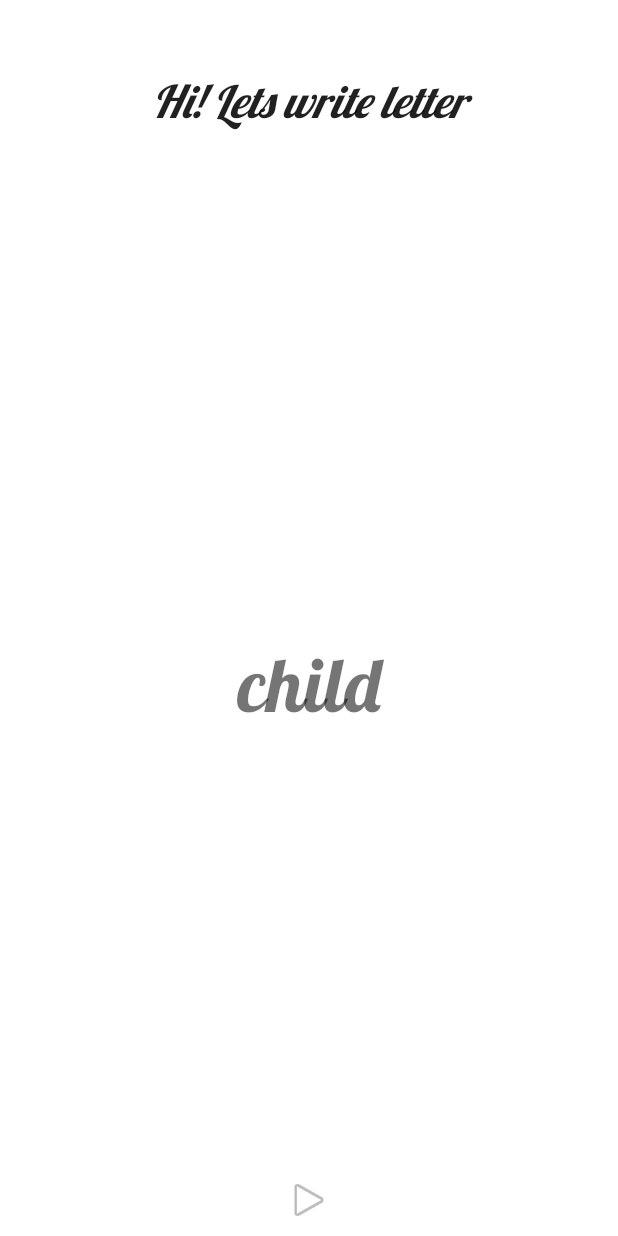
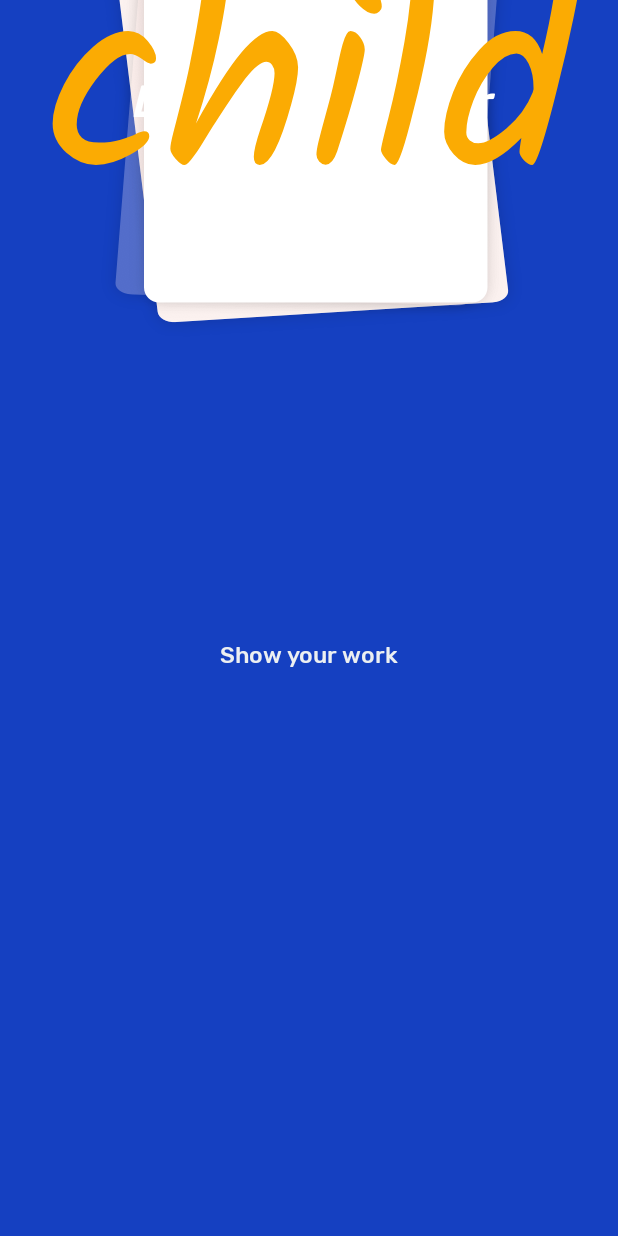
Before and after one commit to vitabr/Ottie, an Android app: the PlayActivity screen opened directly, with no data from a screen before it, on a phone screen of 412 x 824 dp. Run offline under Robolectric (Android 15) with nearby library versions, the phone set to English and light mode, and no system bars; libraries missing offline, so code that uses them is left out: com.google.firebase.ml; 1 statement that could not run was skipped.

Commit message:
katya: play activity ui added

```diff
--- a/app/src/main/res/layout/activity_play.xml
+++ b/app/src/main/res/layout/activity_play.xml
@@ -5,8 +5,25 @@
     android:layout_width="match_parent"
     android:layout_height="match_parent"
     tools:context=".activities.PlayActivity"
-    android:background="#FFFFFF"
+    android:background="#1540c1"
     >
+
+    <View
+        android:id="@+id/background"
+        android:layout_width="286dp"
+        android:layout_height="320dp"
+        android:layout_marginEnd="8dp"
+        android:background="@drawable/letter_bg"
+        app:layout_constraintEnd_toEndOf="@+id/container"
+        app:layout_constraintHorizontal_bias="0.529"
+        app:layout_constraintStart_toStartOf="@+id/container"
+        app:layout_constraintTop_toTopOf="@+id/container"
+        app:layout_constraintBottom_toBottomOf="@+id/container"
+
+        tools:layout_editor_absoluteY="205dp">
+
+    </View>
+
 
     <TextView
         android:id="@+id/tv_title"
@@ -15,10 +32,11 @@
         android:layout_marginStart="8dp"
         android:layout_marginTop="8dp"
         android:layout_marginEnd="8dp"
-        android:fontFamily="@font/lobster"
+        android:fontFamily="@font/rubik_medium"
         android:gravity="center"
-        android:text="Hi! Lets write letter"
+        android:text="Let's write letter"
         android:textAppearance="@style/TextAppearance.AppCompat.Headline"
+        android:textColor="#ffffff"
         android:textSize="30sp"
         android:textStyle="italic"
         android:typeface="sans"
@@ -27,19 +45,18 @@
         app:layout_constraintTop_toTopOf="parent"
         tools:text="Lets write letter" />
 
-
     <ImageView
         android:id="@+id/iv_start_camera"
         android:layout_width="wrap_content"
         android:layout_height="wrap_content"
         android:layout_marginStart="8dp"
         android:layout_marginEnd="8dp"
-        android:layout_marginBottom="8dp"
-        app:layout_constraintBottom_toBottomOf="parent"
+        android:onClick="dispatchTakePictureIntent"
         app:layout_constraintEnd_toEndOf="parent"
+        app:layout_constraintHorizontal_bias="0.498"
         app:layout_constraintStart_toStartOf="parent"
-        app:srcCompat="@android:drawable/ic_media_play"
-        android:onClick="dispatchTakePictureIntent"/>
+        app:srcCompat="@drawable/ic_camera_nurmal"
+        tools:layout_editor_absoluteY="567dp" />
 
     <include
         android:id="@+id/view_positive"
@@ -67,10 +84,8 @@
         android:visibility="invisible"
         app:layout_constraintBottom_toBottomOf="parent"
         app:layout_constraintEnd_toEndOf="parent"
-        app:layout_constraintHorizontal_bias="0.0"
         app:layout_constraintStart_toStartOf="parent"
-        app:layout_constraintTop_toTopOf="parent"
-        app:layout_constraintVertical_bias="0.0" />
+        app:layout_constraintTop_toTopOf="parent" />
 
     <TextView
         android:id="@+id/container"
@@ -80,14 +95,31 @@
         android:layout_marginTop="8dp"
         android:layout_marginEnd="8dp"
         android:layout_marginBottom="8dp"
+        android:fontFamily="@font/kalam"
+        android:gravity="center"
         android:padding="8dp"
-        android:gravity="center"
-        android:fontFamily="@font/lobster"
-        android:text="TextView"
-        android:textSize="50sp"
+        android:text="@string/word_from_container"
+        android:textColor="#fbab03"
+        android:textSize="180sp"
         app:layout_constraintBottom_toTopOf="@+id/iv_start_camera"
         app:layout_constraintEnd_toEndOf="parent"
         app:layout_constraintStart_toStartOf="parent"
         app:layout_constraintTop_toBottomOf="@+id/tv_title" />
 
+    <TextView
+        android:layout_width="wrap_content"
+        android:layout_height="17dp"
+        android:layout_marginStart="8dp"
+        android:layout_marginTop="8dp"
+        android:layout_marginEnd="8dp"
+        android:layout_marginBottom="32dp"
+        android:fontFamily="@font/rubik_medium"
+        android:text="Show your work"
+        android:textColor="@color/colorAccent"
+        android:textSize="15sp"
+        app:layout_constraintBottom_toBottomOf="@+id/progress_bar"
+        app:layout_constraintEnd_toEndOf="parent"
+        app:layout_constraintStart_toStartOf="parent"
+        app:layout_constraintTop_toBottomOf="@+id/iv_start_camera" />
+
 </android.support.constraint.ConstraintLayout>
--- a/app/src/main/res/values/strings.xml
+++ b/app/src/main/res/values/strings.xml
@@ -24,4 +24,5 @@
     <string name="empty" />
     <string name="title">Title</string>
     <string name="content">Content</string>
+    <string name="word_from_container">A</string>
 </resources>
```
Also changed, not shown: app/src/main/res/drawable-hdpi/ic_camera_nurmal.png (added), app/src/main/res/drawable-hdpi/letter_bg.png (added), app/src/main/res/drawable-mdpi/ic_camera_nurmal.png (added), app/src/main/res/drawable-mdpi/letter_bg.png (added), app/src/main/res/drawable-xhdpi/ic_camera_nurmal.png (added), app/src/main/res/drawable-xhdpi/letter_bg.png (added), app/src/main/res/drawable-xxhdpi/ic_camera_nurmal.png (added), app/src/main/res/drawable-xxhdpi/letter_bg.png (added), app/src/main/res/drawable-xxxhdpi/ic_camera_nurmal.png (added), app/src/main/res/drawable-xxxhdpi/letter_bg.png (added), app/src/main/res/font/kalam.ttf (added), app/src/main/res/font/rubik_medium.ttf (added).
